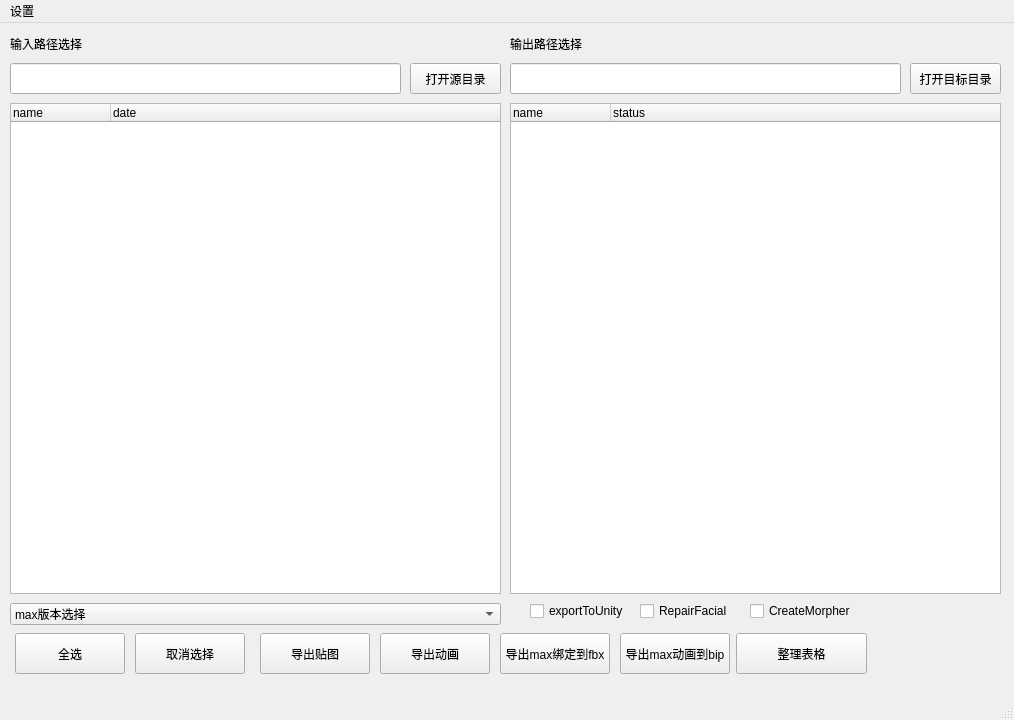
wangziheng0426/JMadOnion, file scripts/max/JpyModules/outPutTool/outPutUI.ui: the form before one commit.
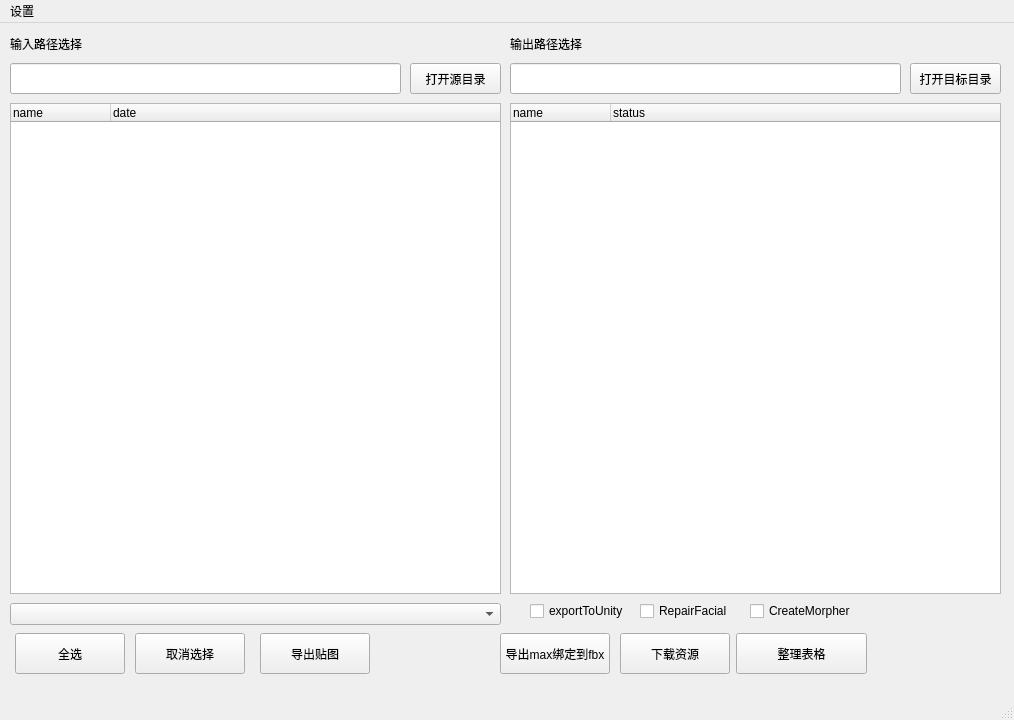
The form after the commit.

```diff
--- a/scripts/max/JpyModules/outPutTool/outPutUI.ui
+++ b/scripts/max/JpyModules/outPutTool/outPutUI.ui
@@ -132,7 +132,7 @@
      </rect>
     </property>
     <property name="text">
-     <string>导出max动画到bip</string>
+     <string>下载资源</string>
     </property>
    </widget>
    <widget class="QComboBox" name="comboBox">
@@ -144,11 +144,6 @@
       <height>22</height>
      </rect>
     </property>
-    <item>
-     <property name="text">
-      <string>max版本选择</string>
-     </property>
-    </item>
    </widget>
    <widget class="QPushButton" name="pushButton_SelectAll">
     <property name="geometry">
@@ -189,19 +184,6 @@
      <string>导出贴图</string>
     </property>
    </widget>
-   <widget class="QPushButton" name="pushButton_ExportAnimation">
-    <property name="geometry">
-     <rect>
-      <x>380</x>
-      <y>610</y>
-      <width>110</width>
-      <height>41</height>
-     </rect>
-    </property>
-    <property name="text">
-     <string>导出动画</string>
-    </property>
-   </widget>
    <widget class="QCheckBox" name="repairFacial">
     <property name="enabled">
      <bool>true</bool>
```
Left out of the diff: 6 changed lines with no effect on the pictures.
